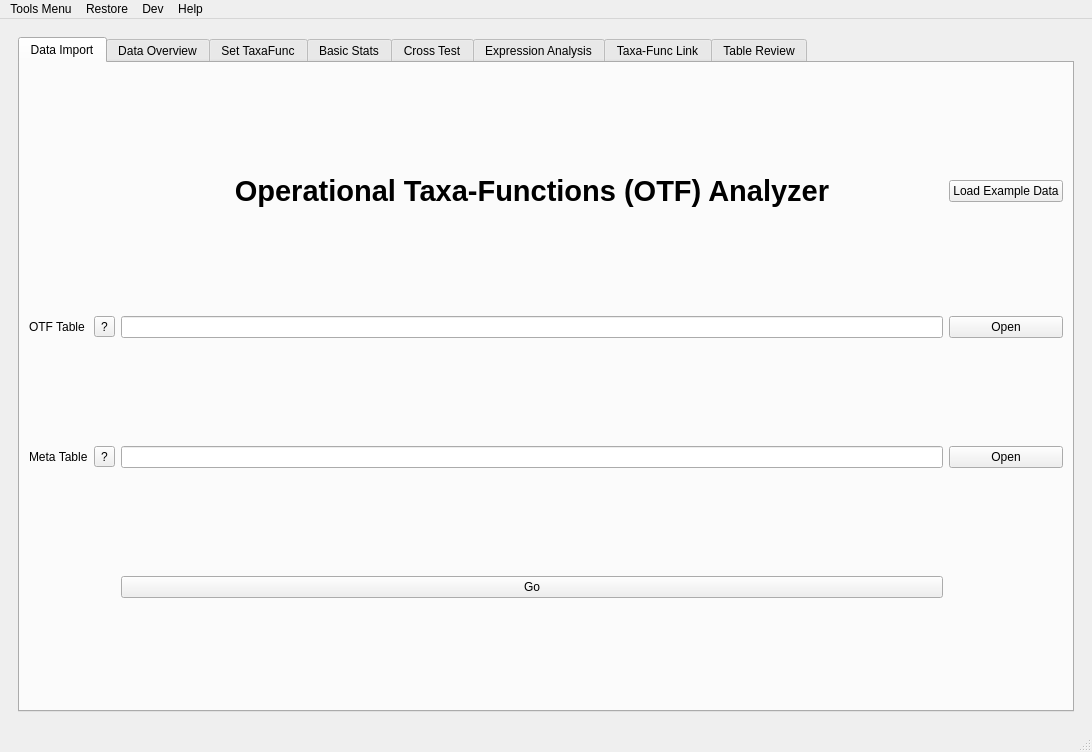
Old version of the form metax/gui/metax_gui/main_window.ui in the repository byemaxx/MetaX.
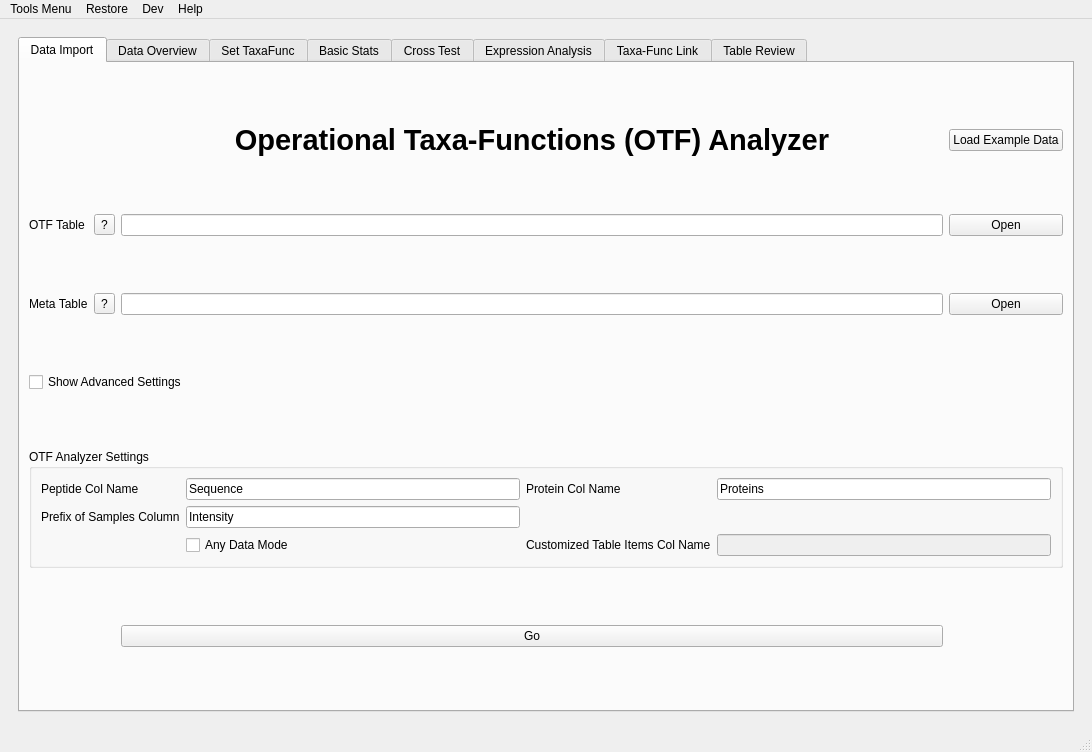
New version of the form.

Commit message: - New: Added Advanced Parameters for OTF Analyzer.

The edit to the form file:
```diff
--- a/metax/gui/metax_gui/main_window.ui
+++ b/metax/gui/metax_gui/main_window.ui
@@ -59,62 +59,6 @@
             <string>Data Import</string>
            </attribute>
            <layout class="QGridLayout" name="gridLayout">
-            <item row="3" column="3">
-             <widget class="QPushButton" name="pushButton_get_meta_path">
-              <property name="text">
-               <string>Open</string>
-              </property>
-             </widget>
-            </item>
-            <item row="5" column="2">
-             <widget class="QPushButton" name="pushButton_run_taxaFuncAnalyzer">
-              <property name="sizePolicy">
-               <sizepolicy hsizetype="Preferred" vsizetype="Fixed">
-                <horstretch>0</horstretch>
-                <verstretch>0</verstretch>
-               </sizepolicy>
-              </property>
-              <property name="text">
-               <string>Go</string>
-              </property>
-              <property name="default">
-               <bool>false</bool>
-              </property>
-              <property name="flat">
-               <bool>false</bool>
-              </property>
-             </widget>
-            </item>
-            <item row="2" column="1">
-             <widget class="QToolButton" name="toolButton_taxafunc_table_help">
-              <property name="text">
-               <string>?</string>
-              </property>
-              <property name="checkable">
-               <bool>false</bool>
-              </property>
-             </widget>
-            </item>
-            <item row="2" column="3">
-             <widget class="QPushButton" name="pushButton_get_taxafunc_path">
-              <property name="text">
-               <string>Open</string>
-              </property>
-             </widget>
-            </item>
-            <item row="3" column="2">
-             <widget class="QLineEdit" name="lineEdit_meta_path"/>
-            </item>
-            <item row="3" column="1">
-             <widget class="QToolButton" name="toolButton_meta_table_help">
-              <property name="text">
-               <string>?</string>
-              </property>
-              <property name="checkable">
-               <bool>false</bool>
-              </property>
-             </widget>
-            </item>
             <item row="2" column="0">
              <widget class="QLabel" name="label_12">
               <property name="text">
@@ -122,6 +66,16 @@
               </property>
              </widget>
             </item>
+            <item row="3" column="1">
+             <widget class="QToolButton" name="toolButton_meta_table_help">
+              <property name="text">
+               <string>?</string>
+              </property>
+              <property name="checkable">
+               <bool>false</bool>
+              </property>
+             </widget>
+            </item>
             <item row="3" column="0">
              <widget class="QLabel" name="label_15">
               <property name="text">
@@ -129,6 +83,13 @@
               </property>
              </widget>
             </item>
+            <item row="3" column="3">
+             <widget class="QPushButton" name="pushButton_get_meta_path">
+              <property name="text">
+               <string>Open</string>
+              </property>
+             </widget>
+            </item>
             <item row="1" column="3">
              <widget class="QPushButton" name="pushButton_load_example_for_analyzer">
               <property name="toolTip">
@@ -139,6 +100,35 @@
               </property>
              </widget>
             </item>
+            <item row="7" column="2">
+             <widget class="QPushButton" name="pushButton_run_taxaFuncAnalyzer">
+              <property name="sizePolicy">
+               <sizepolicy hsizetype="Preferred" vsizetype="Fixed">
+                <horstretch>0</horstretch>
+                <verstretch>0</verstretch>
+               </sizepolicy>
+              </property>
+              <property name="text">
+               <string>Go</string>
+              </property>
+              <property name="default">
+               <bool>false</bool>
+              </property>
+              <property name="flat">
+               <bool>false</bool>
+              </property>
+             </widget>
+            </item>
+            <item row="3" column="2">
+             <widget class="QLineEdit" name="lineEdit_meta_path"/>
+            </item>
+            <item row="2" column="3">
+             <widget class="QPushButton" name="pushButton_get_taxafunc_path">
+              <property name="text">
+               <string>Open</string>
+              </property>
+             </widget>
+            </item>
             <item row="1" column="2">
              <widget class="QLabel" name="label_46">
               <property name="sizePolicy">
@@ -176,6 +166,114 @@
               </property>
              </widget>
             </item>
+            <item row="2" column="1">
+             <widget class="QToolButton" name="toolButton_taxafunc_table_help">
+              <property name="text">
+               <string>?</string>
+              </property>
+              <property name="checkable">
+               <bool>false</bool>
+              </property>
+             </widget>
+            </item>
+            <item row="4" column="0" colspan="3">
+             <widget class="QCheckBox" name="checkBox_show_advanced_analyzer_settings">
+              <property name="text">
+               <string>Show Advanced Settings</string>
+              </property>
+             </widget>
+            </item>
+            <item row="5" column="0" colspan="4">
+             <widget class="QGroupBox" name="groupBox_otf_analyzer_settings">
+              <property name="sizePolicy">
+               <sizepolicy hsizetype="Preferred" vsizetype="Maximum">
+                <horstretch>0</horstretch>
+                <verstretch>0</verstretch>
+               </sizepolicy>
+              </property>
+              <property name="title">
+               <string>OTF Analyzer Settings</string>
+              </property>
+              <layout class="QGridLayout" name="gridLayout_73">
+               <item row="0" column="0">
+                <layout class="QGridLayout" name="gridLayout_39">
+                 <item row="0" column="1">
+                  <widget class="QLineEdit" name="lineEdit_otf_analyzer_peptide_col_name">
+                   <property name="sizePolicy">
+                    <sizepolicy hsizetype="Preferred" vsizetype="Fixed">
+                     <horstretch>0</horstretch>
+                     <verstretch>0</verstretch>
+                    </sizepolicy>
+                   </property>
+                   <property name="text">
+                    <string>Sequence</string>
+                   </property>
+                  </widget>
+                 </item>
+                 <item row="0" column="0">
+                  <widget class="QLabel" name="label_214">
+                   <property name="text">
+                    <string>Peptide Col Name</string>
+                   </property>
+                  </widget>
+                 </item>
+                 <item row="1" column="1">
+                  <widget class="QLineEdit" name="lineEdit_otf_analyzer_sample_col_prefix">
+                   <property name="text">
+                    <string>Intensity</string>
+                   </property>
+                  </widget>
+                 </item>
+                 <item row="0" column="3">
+                  <widget class="QLineEdit" name="lineEdit_otf_analyzer_protein_col_name">
+                   <property name="text">
+                    <string>Proteins</string>
+                   </property>
+                  </widget>
+                 </item>
+                 <item row="1" column="0">
+                  <widget class="QLabel" name="label_218">
+                   <property name="text">
+                    <string>Prefix of Samples Column</string>
+                   </property>
+                  </widget>
+                 </item>
+                 <item row="0" column="2">
+                  <widget class="QLabel" name="label_219">
+                   <property name="text">
+                    <string>Protein Col Name</string>
+                   </property>
+                  </widget>
+                 </item>
+                 <item row="2" column="1">
+                  <widget class="QCheckBox" name="checkBox_otf_analyzer_any_data_mode">
+                   <property name="text">
+                    <string>Any Data Mode</string>
+                   </property>
+                  </widget>
+                 </item>
+                 <item row="2" column="2">
+                  <widget class="QLabel" name="label_221">
+                   <property name="text">
+                    <string>Customized Table Items Col Name</string>
+                   </property>
+                  </widget>
+                 </item>
+                 <item row="2" column="3">
+                  <widget class="QLineEdit" name="lineEdit_otf_analyzer_custom_col_name">
+                   <property name="enabled">
+                    <bool>false</bool>
+                   </property>
+                   <property name="text">
+                    <string/>
+                   </property>
+                  </widget>
+                 </item>
+                </layout>
+               </item>
+              </layout>
+             </widget>
+            </item>
            </layout>
           </widget>
           <widget class="QWidget" name="tab_overview">
@@ -257,8 +355,8 @@
                 <rect>
                  <x>0</x>
                  <y>0</y>
-                 <width>391</width>
-                 <height>80</height>
+                 <width>462</width>
+                 <height>531</height>
                 </rect>
                </property>
                <attribute name="label">
@@ -1842,7 +1940,7 @@
                        <rect>
                         <x>0</x>
                         <y>0</y>
-                        <width>801</width>
+                        <width>885</width>
                         <height>239</height>
                        </rect>
                       </property>
@@ -4157,7 +4255,7 @@
                       <rect>
                        <x>0</x>
                        <y>0</y>
-                       <width>872</width>
+                       <width>889</width>
                        <height>128</height>
                       </rect>
                      </property>
@@ -6088,8 +6186,8 @@
                           <rect>
                            <x>0</x>
                            <y>0</y>
-                           <width>535</width>
-                           <height>94</height>
+                           <width>865</width>
+                           <height>95</height>
                           </rect>
                          </property>
                          <layout class="QGridLayout" name="gridLayout_68">
@@ -6821,8 +6919,8 @@
                        <rect>
                         <x>0</x>
                         <y>0</y>
-                        <width>493</width>
-                        <height>128</height>
+                        <width>885</width>
+                        <height>170</height>
                        </rect>
                       </property>
                       <layout class="QGridLayout" name="gridLayout_49">
@@ -9611,8 +9709,8 @@
                        <rect>
                         <x>0</x>
                         <y>0</y>
-                        <width>383</width>
-                        <height>68</height>
+                        <width>885</width>
+                        <height>158</height>
                        </rect>
                       </property>
                       <layout class="QGridLayout" name="gridLayout_66">
@@ -10918,8 +11016,6 @@
     <addaction name="actionHide_Show_Console"/>
     <addaction name="actionDebug_Console"/>
     <addaction name="separator"/>
-    <addaction name="actionAny_Table_Mode"/>
-    <addaction name="separator"/>
     <addaction name="actionSettings"/>
    </widget>
    <addaction name="menuTools"/>
```
Left out of the diff: 172 changed lines with no effect on the pictures. The commit also changes 6 other files.
